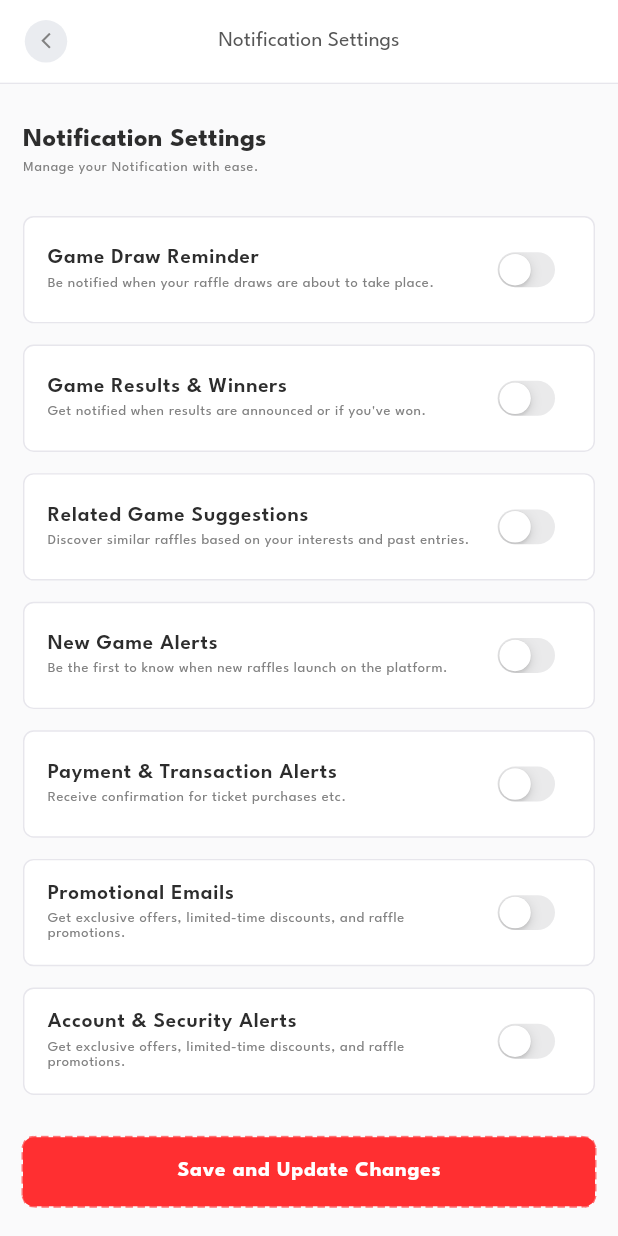
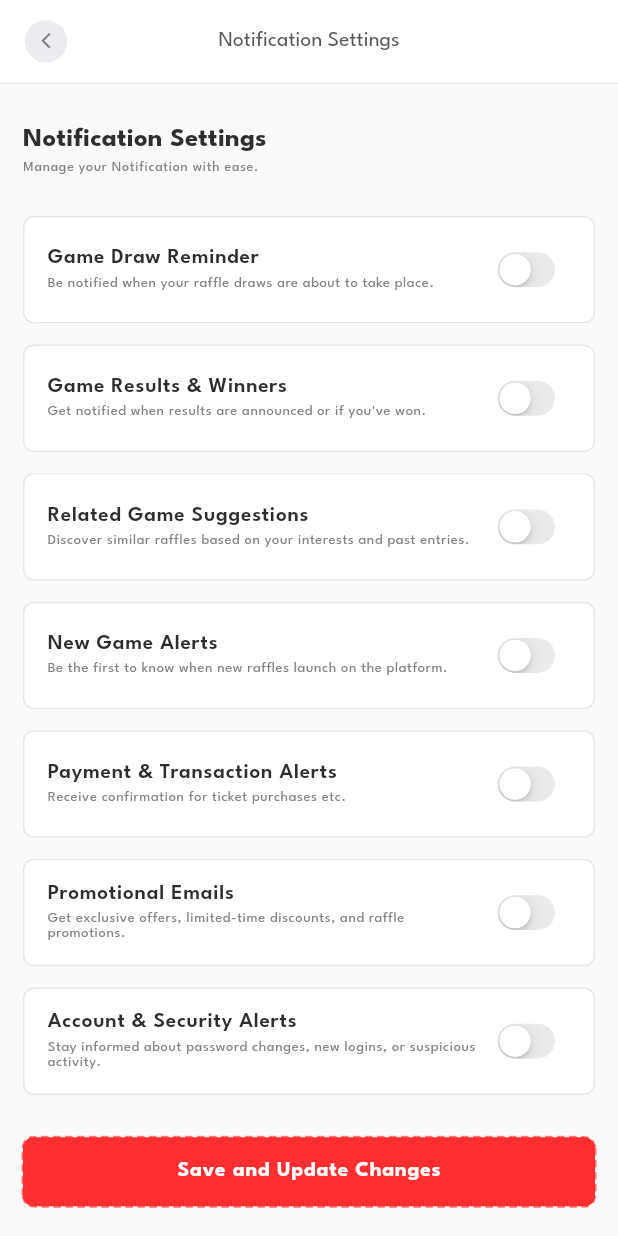
Before and after one commit to sbscphp/windfall-raffle-mobile, a Flutter app: the NotificationSettings screen opened directly, on a phone screen of 412 x 824 dp. Run offline on Flutter 3.47's test engine with Material 3 defaults, Android fonts, the phone set to English and light mode, and no system bars; our stand-ins replace animate_do, another_flushbar, another_xlider, cached_network_image, card_swiper, dio and 25 more; missing offline and left inert: image_gallery_saver_plus, local_auth_android, local_auth_darwin, webview_flutter_android, webview_flutter_wkwebview; accounts and stored records are empty; network calls fail; project files that could hold a hidden picture were left out.

Commit message:
minor mods

```diff
--- a/lib/ui/pages/checkout/checkout.dart
+++ b/lib/ui/pages/checkout/checkout.dart
@@ -181,7 +181,7 @@ class _CheckoutState extends ConsumerState<Checkout> {
                           // ),
                           SizedBox(height: 16.h),
                           RowDescriptionItem(
-                            description: "Total Prices of Ticket:",
+                            description: "Total price of tickets:",
                             item: NairaDisplay(
                               amount: vm.totalPrice,
                               fontSize: 18.sp,
--- a/lib/ui/pages/profile/notification_settings.dart
+++ b/lib/ui/pages/profile/notification_settings.dart
@@ -119,7 +119,7 @@ class _NotificationSettingsState extends ConsumerState<NotificationSettings> {
             NotificationSettingsItem(
               title: "Account & Security Alerts",
               subTitle:
-                  "Get exclusive offers, limited-time discounts, and raffle promotions.",
+                  "Stay informed about password changes, new logins, or suspicious activity.",
               onchanged: (value) => _accountSecurity = value,
               initialValue: _accountSecurity,
             ),
--- a/lib/ui/pages/select_payment_method.dart
+++ b/lib/ui/pages/select_payment_method.dart
@@ -19,6 +19,7 @@ import 'package:windfall/ui/widgets/show_flush_bar.dart';
 import '../../core/constants/named_routes.dart';
 import '../../core/data/view_models/payment_vms/payment_vm.dart';
 import '../../core/utilities/navigator.dart';
+import '../../core/utilities/utilities.dart';
 import '../widgets/app_loader.dart';
 import '../widgets/custom_radio_button.dart';
 import '../widgets/error_state.dart';
@@ -289,7 +290,7 @@ class _SelectPaymentMethodState extends ConsumerState<SelectPaymentMethod> {
                             children: [
                               Expanded(
                                 child: Text(
-                                  paymentType.replaceAll('_', ' '),
+                                  Utilities.capitalizeWord(paymentType).replaceAll('_', ' '),
                                   style: Theme.of(context).textTheme.bodyMedium?.copyWith(
                                       fontWeight: FontWeight.w500,
                                       color: Theme.of(context).colorScheme.textPrimary
```
